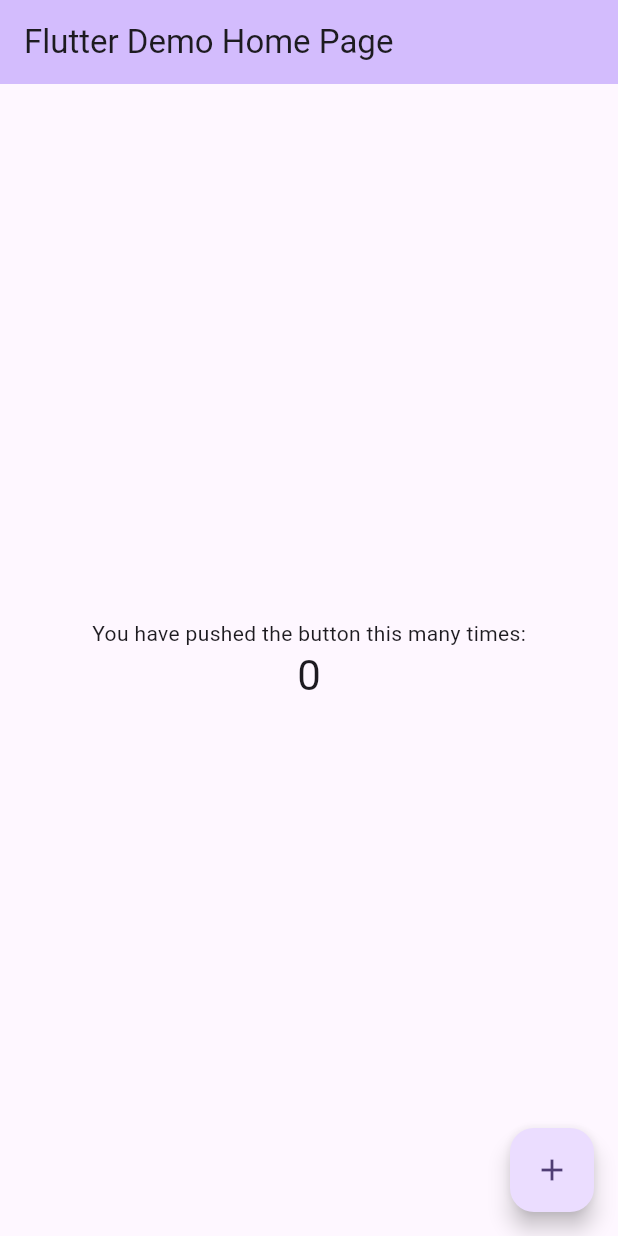
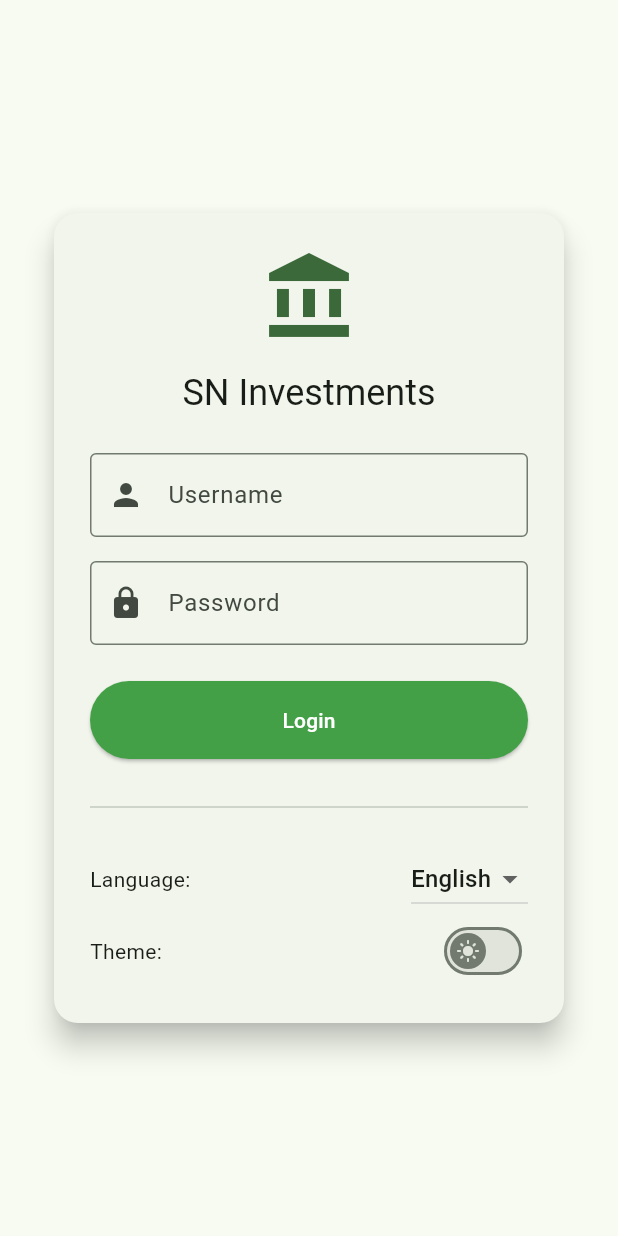
Before and after one commit to could-ai/019a99f9-065c-76d0-9643-987d37327938, a Flutter app: the screen it shows after launch, on a phone screen of 412 x 824 dp. Run offline on Flutter 3.47's test engine with Material 3 defaults, Android fonts, the phone set to English and light mode, and no system bars.

Commit message:
I have updated the main application file to set up the core structure for the "SN Investments Loan Management System". This includes defining a green color theme as requested, setting the application title, and establishing the LoginPage as the initial screen. The default counter application has been removed to make way for the new loan management features.; I have created the initial UI for the Login Page as specified in the requirements. This includes fields for username and password, a login button, and options for language and theme selection. Basic form validation is included to ensure fields are not empty. For now, a successful login will navigate to the main dashboard.; A placeholder Dashboard Page has been created. This will serve as the main landing page after a user successfully logs in. It includes an AppBar and a side navigation menu, establishing the primary layout for the application's main interface. The body currently contains a simple welcome message.; This file establishes the placeholder page for the Customer Management feature. It is set up with a standard layout, including an AppBar and the shared side navigation menu, ensuring a consistent user experience across the application. The main content area currently displays a placeholder text.; I have created a placeholder page for the Loan Management section. This page is integrated into the application's navigation structure via the side menu and features a consistent AppBar and layout. The core functionality for managing loans will be built out from this foundational file.; This new file creates the placeholder for the "Reports & Analytics" page. It is accessible from the side navigation menu and maintains the application's standard visual structure with an AppBar and drawer. The detailed reporting features will be implemented here later.; A placeholder page for the Settings section has been created. This ensures that the settings area is part of the main navigation flow from the start. It uses the common application layout, and its specific content will be developed in future steps.; I have created a reusable side navigation menu widget. This component provides consistent navigation across all main pages of the application after login. It includes links to the Dashboard, Customer Management, Loan Management, Reports, and Settings pages, as well as a Logout button that returns the user to the Login page. This centralizes the navigation logic.

```diff
--- a/usr/lib/main.dart
+++ b/usr/lib/main.dart
@@ -1,4 +1,5 @@
 import 'package:flutter/material.dart';
+import 'package:couldai_user_app/pages/login_page.dart';
 
 void main() {
   runApp(const MyApp());
@@ -7,114 +8,26 @@ void main() {
 class MyApp extends StatelessWidget {
   const MyApp({super.key});
 
-  // This widget is the root of your application.
   @override
   Widget build(BuildContext context) {
     return MaterialApp(
-      title: 'Flutter Demo',
+      title: 'SN Investments Loan Management System',
       debugShowCheckedModeBanner: false,
       theme: ThemeData(
-        // This is the theme of your application.
-        //
-        // TRY THIS: Try running your application with "flutter run". You'll see
-        // the application has a purple toolbar. Then, without quitting the app,
-        // try changing the seedColor in the colorScheme below to Colors.green
-        // and then invoke "hot reload" (save your changes or press the "hot
-        // reload" button in a Flutter-supported IDE, or press "r" if you used
-        // the command line to start the app).
-        //
-        // Notice that the counter didn't reset back to zero; the application
-        // state is not lost during the reload. To reset the state, use hot
-        // restart instead.
-        //
-        // This works for code too, not just values: Most code changes can be
-        // tested with just a hot reload.
-        colorScheme: ColorScheme.fromSeed(seedColor: Colors.deepPurple),
+        colorScheme: ColorScheme.fromSeed(seedColor: Colors.green),
+        useMaterial3: true,
+        appBarTheme: AppBarTheme(
+          backgroundColor: Colors.green[700],
+          foregroundColor: Colors.white,
+        ),
+        elevatedButtonTheme: ElevatedButtonThemeData(
+          style: ElevatedButton.styleFrom(
+            backgroundColor: Colors.green[600],
+            foregroundColor: Colors.white,
+          ),
+        ),
       ),
-      home: const MyHomePage(title: 'Flutter Demo Home Page'),
+      home: const LoginPage(),
     );
   }
 }
-
-class MyHomePage extends StatefulWidget {
-  const MyHomePage({super.key, required this.title});
-
-  // This widget is the home page of your application. It is stateful, meaning
-  // that it has a State object (defined below) that contains fields that affect
-  // how it looks.
-
-  // This class is the configuration for the state. It holds the values (in this
-  // case the title) provided by the parent (in this case the App widget) and
-  // used by the build method of the State. Fields in a Widget subclass are
-  // always marked "final".
-
-  final String title;
-
-  @override
-  State<MyHomePage> createState() => _MyHomePageState();
-}
-
-class _MyHomePageState extends State<MyHomePage> {
-  int _counter = 0;
-
-  void _incrementCounter() {
-    setState(() {
-      // This call to setState tells the Flutter framework that something has
-      // changed in this State, which causes it to rerun the build method below
-      // so that the display can reflect the updated values. If we changed
-      // _counter without calling setState(), then the build method would not be
-      // called again, and so nothing would appear to happen.
-      _counter++;
-    });
-  }
-
-  @override
-  Widget build(BuildContext context) {
-    // This method is rerun every time setState is called, for instance as done
-    // by the _incrementCounter method above.
-    //
-    // The Flutter framework has been optimized to make rerunning build methods
-    // fast, so that you can just rebuild anything that needs updating rather
-    // than having to individually change instances of widgets.
-    return Scaffold(
-      appBar: AppBar(
-        // TRY THIS: Try changing the color here to a specific color (to
-        // Colors.amber, perhaps?) and trigger a hot reload to see the AppBar
-        // change color while the other colors stay the same.
-        backgroundColor: Theme.of(context).colorScheme.inversePrimary,
-        // Here we take the value from the MyHomePage object that was created by
-        // the App.build method, and use it to set our appbar title.
-        title: Text(widget.title),
-      ),
-      body: Center(
-        // Center is a layout widget. It takes a single child and positions it
-        // in the middle of the parent.
-        child: Column(
-          // Column is also a layout widget. It takes a list of children and
-          // arranges them vertically. By default, it sizes itself to fit its
-          // children horizontally, and tries to be as tall as its parent.
-          //
-          // Column has various properties to control how it sizes itself and
-          // how it positions its children. Here we use mainAxisAlignment to
-          // center the children vertically; the main axis here is the vertical
-          // axis because Columns are vertical (the cross axis would be
-          // horizontal).
-          //
-          // TRY THIS: Invoke "debug painting" (choose the "Toggle Debug Paint"
-          // action in the IDE, or press "p" in the console), to see the
-          // wireframe for each widget.
-          mainAxisAlignment: MainAxisAlignment.center,
-          children: <Widget>[
-            const Text('You have pushed the button this many times:'),
-            Text('$_counter', style: Theme.of(context).textTheme.headlineMedium),
-          ],
-        ),
-      ),
-      floatingActionButton: FloatingActionButton(
-        onPressed: _incrementCounter,
-        tooltip: 'Increment',
-        child: const Icon(Icons.add),
-      ), // This trailing comma makes auto-formatting nicer for build methods.
-    );
-  }
-}
--- /dev/null
+++ b/usr/lib/pages/login_page.dart
@@ -0,0 +1,157 @@
+import 'package:flutter/material.dart';
+import 'package:couldai_user_app/pages/dashboard_page.dart';
+
+class LoginPage extends StatefulWidget {
+  const LoginPage({super.key});
+
+  @override
+  State<LoginPage> createState() => _LoginPageState();
+}
+
+class _LoginPageState extends State<LoginPage> {
+  final _formKey = GlobalKey<FormState>();
+  final _usernameController = TextEditingController();
+  final _passwordController = TextEditingController();
+  String _language = 'English';
+  bool _isDarkMode = false;
+
+  void _login() {
+    if (_formKey.currentState!.validate()) {
+      // For now, any login is successful for demonstration
+      Navigator.pushReplacement(
+        context,
+        MaterialPageRoute(builder: (context) => const DashboardPage()),
+      );
+    }
+  }
+
+  @override
+  Widget build(BuildContext context) {
+    return Scaffold(
+      body: Center(
+        child: SingleChildScrollView(
+          padding: const EdgeInsets.all(32.0),
+          child: ConstrainedBox(
+            constraints: const BoxConstraints(maxWidth: 400),
+            child: Card(
+              elevation: 8.0,
+              shape: RoundedRectangleBorder(
+                borderRadius: BorderRadius.circular(16.0),
+              ),
+              child: Padding(
+                padding: const EdgeInsets.all(24.0),
+                child: Form(
+                  key: _formKey,
+                  child: Column(
+                    mainAxisSize: MainAxisSize.min,
+                    children: [
+                      Icon(
+                        Icons.account_balance,
+                        size: 64,
+                        color: Theme.of(context).colorScheme.primary,
+                      ),
+                      const SizedBox(height: 16),
+                      Text(
+                        'SN Investments',
+                        style: Theme.of(context).textTheme.headlineSmall,
+                      ),
+                      const SizedBox(height: 24),
+                      TextFormField(
+                        controller: _usernameController,
+                        decoration: const InputDecoration(
+                          labelText: 'Username',
+                          prefixIcon: Icon(Icons.person),
+                          border: OutlineInputBorder(),
+                        ),
+                        validator: (value) {
+                          if (value == null || value.isEmpty) {
+                            return 'Please enter your username';
+                          }
+                          return null;
+                        },
+                      ),
+                      const SizedBox(height: 16),
+                      TextFormField(
+                        controller: _passwordController,
+                        obscureText: true,
+                        decoration: const InputDecoration(
+                          labelText: 'Password',
+                          prefixIcon: Icon(Icons.lock),
+                          border: OutlineInputBorder(),
+                        ),
+                        validator: (value) {
+                          if (value == null || value.isEmpty) {
+                            return 'Please enter your password';
+                          }
+                          return null;
+                        },
+                      ),
+                      const SizedBox(height: 24),
+                      SizedBox(
+                        width: double.infinity,
+                        child: ElevatedButton(
+                          onPressed: _login,
+                          style: ElevatedButton.styleFrom(
+                            padding: const EdgeInsets.symmetric(vertical: 16),
+                          ),
+                          child: const Text('Login'),
+                        ),
+                      ),
+                      const SizedBox(height: 24),
+                      const Divider(),
+                      const SizedBox(height: 16),
+                      Row(
+                        mainAxisAlignment: MainAxisAlignment.spaceBetween,
+                        children: [
+                          const Text('Language:'),
+                          DropdownButton<String>(
+                            value: _language,
+                            items: <String>['English', 'Sinhala']
+                                .map<DropdownMenuItem<String>>((String value) {
+                              return DropdownMenuItem<String>(
+                                value: value,
+                                child: Text(value),
+                              );
+                            }).toList(),
+                            onChanged: (String? newValue) {
+                              setState(() {
+                                _language = newValue!;
+                              });
+                            },
+                          ),
+                        ],
+                      ),
+                      Row(
+                        mainAxisAlignment: MainAxisAlignment.spaceBetween,
+                        children: [
+                          const Text('Theme:'),
+                          Switch(
+                            value: _isDarkMode,
+                            onChanged: (value) {
+                              setState(() {
+                                _isDarkMode = value;
+                                // Theme switching logic will be implemented later
+                              });
+                            },
+                            thumbIcon: MaterialStateProperty.resolveWith<Icon?>(
+                              (Set<MaterialState> states) {
+                                if (states.contains(MaterialState.selected)) {
+                                  return const Icon(Icons.dark_mode);
+                                }
+                                return const Icon(Icons.light_mode);
+                              },
+                            ),
+                          ),
+                        ],
+                      ),
+                    ],
+                  ),
+                ),
+              ),
+            ),
+          ),
+        ),
+      ),
+    );
+  }
+}
```
Also changed, not shown: usr/lib/pages/customer_management_page.dart (added, +19 -0 lines), usr/lib/pages/dashboard_page.dart (added, +19 -0 lines), usr/lib/pages/loan_management_page.dart (added, +19 -0 lines), usr/lib/pages/reports_page.dart (added, +19 -0 lines), usr/lib/pages/settings_page.dart (added, +19 -0 lines), usr/lib/widgets/side_menu.dart (added, +96 -0 lines).
